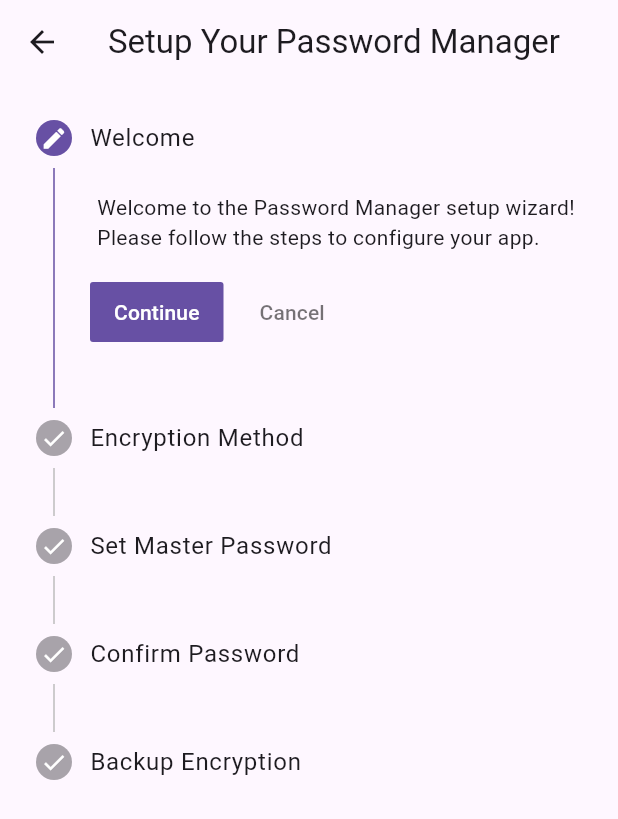
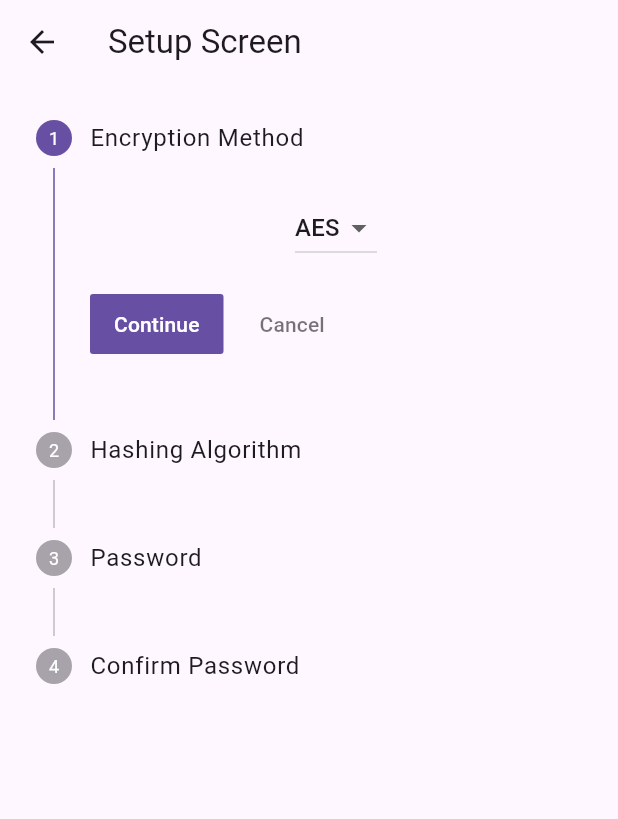
Before and after one commit to AlanMet/HashVault, a Flutter app: the screen it shows after launch, after a tap on "Continue", after a tap on "Cancel", on a phone screen of 412 x 824 dp. Shown: the top 819 px of the screen. Run offline on Flutter 3.47's test engine with Material 3 defaults, Android fonts, the phone set to English and light mode, and no system bars; our stand-ins replace flutter_secure_storage.

Commit message:
Refactor configuration handling in HomePage to improve clarity and functionality

```diff
--- a/hash_vault/lib/main.dart
+++ b/hash_vault/lib/main.dart
@@ -3,7 +3,7 @@ import 'package:flutter_secure_storage/flutter_secure_storage.dart';
 import 'setup_screen.dart';
 import 'login_screen.dart';
 
-// give me the front and backend code. it needs to check if the file with
+//it needs to check if the file with
 //the passwords exists and also maybe a backup. The front end will have a
 //simple password prompt. the hash should be encrypted in its own file. when
 //the user types the password then the hashes are compared, if the password is
@@ -42,44 +42,39 @@ class HomePage extends StatefulWidget {
 class _HomePageState extends State<HomePage> {
   final FlutterSecureStorage _storage = FlutterSecureStorage();
 
-  Future<void> _resetConfiguration() async {
-    await _storage.write(key: 'configured', value: 'false');
-    print('Configuration reset to false');
+  void _setConfig(bool config) async {
+    await _storage.write(key: 'config', value: config.toString());
+    _checkConfig();
   }
 
-  void _setConfigured() async {
-    final FlutterSecureStorage _storage = FlutterSecureStorage();
-    await _storage.write(
-        key: 'configured', value: 'true'); // Mark as configured
-    print('Configuration complete');
-    _checkConfiguration();
+  Future<bool> _getConfig() async {
+    String? configured = await _storage.read(key: 'config');
+    if (configured == null) {
+      return false;
+    }
+    return configured == 'true';
   }
 
   @override
   void initState() {
     super.initState();
-    _resetConfiguration();
-    _checkConfiguration();
+    _setConfig(false);
   }
 
-  Future<void> _checkConfiguration() async {
-    String? configured = await _storage.read(key: 'configured');
-
-    if (configured == 'true') {
-      print('configuration found, redirecting to login');
+  Future<void> _checkConfig() async {
+    bool? configured = await _getConfig();
+    if (configured) {
       Navigator.pushReplacement(
         context,
         MaterialPageRoute(builder: (context) => const LoginScreen()),
       );
     } else {
-      print('No configuration found, redirecting to setup');
       Navigator.push(
         context,
         MaterialPageRoute(
-          builder: (context) => SetupScreen(
-            onSetupComplete: _setConfigured, // Pass the callback here
-          ),
-        ),
+            builder: (context) => SetupScreen(
+                  onConfigured: (value) => _setConfig(value),
+                )),
       );
     }
   }
--- a/hash_vault/lib/setup_screen.dart
+++ b/hash_vault/lib/setup_screen.dart
@@ -2,132 +2,207 @@ import 'package:flutter/material.dart';
 import 'package:flutter_secure_storage/flutter_secure_storage.dart';
 
 class SetupScreen extends StatefulWidget {
-  final Function onSetupComplete; // Define the callback function
+  final void Function(bool) onConfigured;
 
-  const SetupScreen({super.key, required this.onSetupComplete});
+  const SetupScreen({super.key, required this.onConfigured});
 
   @override
   State<SetupScreen> createState() => _SetupScreenState();
 }
 
 class _SetupScreenState extends State<SetupScreen> {
-  int _currentStep = 0; // Move _currentStep here to persist its value
-  TextEditingController _masterPasswordController = TextEditingController();
-  TextEditingController _confirmPasswordController = TextEditingController();
-  String? _selectedEncryptionMethod;
+  int _currentStep = 0;
 
-  final FlutterSecureStorage _storage = FlutterSecureStorage();
+  // Variables to hold user input for encryption, hashing, and password
+  String? selectedEncryption = 'AES'; // Default encryption method
+  String? selectedHashingAlgorithm = 'SHA-256'; // Default hashing algorithm
+  String password = '';
+  String confirmPassword = '';
+  String? passwordError;
+
+  // List of options for encryption and hashing methods
+  final List<String> encryptionMethods = ['AES', 'RSA', 'DES'];
+  final List<String> hashingAlgorithms = ['SHA-256', 'MD5', 'SHA-1'];
+
+  // Password validation regex function
+  String? validatePassword(String value) {
+    RegExp regex =
+        RegExp(r'^(?=.*?[A-Z])(?=.*?[a-z])(?=.*?[0-9])(?=.*?[!@#\$&*~]).{8,}$');
+    if (value.isEmpty) {
+      return 'Please enter a password';
+    } else {
+      if (!regex.hasMatch(value)) {
+        return 'Password must be at least 8 characters, with an uppercase letter, a lowercase letter, a number, and a special character';
+      } else {
+        return null;
+      }
+    }
+  }
+
+  List<Step> getSteps() {
+    return [
+      Step(
+        title: const Text("Encryption Method"),
+        content: Column(
+          crossAxisAlignment: CrossAxisAlignment.start,
+          children: [
+            DropdownButton<String>(
+              value: selectedEncryption,
+              items: encryptionMethods.map((String method) {
+                return DropdownMenuItem<String>(
+                  value: method,
+                  child: Text(method),
+                );
+              }).toList(),
+              onChanged: (value) {
+                setState(() {
+                  selectedEncryption = value;
+                });
+              },
+            ),
+          ],
+        ),
+        isActive: _currentStep >= 0,
+      ),
+      Step(
+        title: const Text("Hashing Algorithm"),
+        content: Column(
+          crossAxisAlignment: CrossAxisAlignment.start,
+          children: [
+            DropdownButton<String>(
+              value: selectedHashingAlgorithm,
+              items: hashingAlgorithms.map((String algorithm) {
+                return DropdownMenuItem<String>(
+                  value: algorithm,
+                  child: Text(algorithm),
+                );
+              }).toList(),
+              onChanged: (value) {
+                setState(() {
+                  selectedHashingAlgorithm = value;
+                });
+              },
+            ),
+          ],
+        ),
+        isActive: _currentStep >= 1,
+      ),
+      Step(
+        title: const Text("Password"),
+        content: Column(
+          crossAxisAlignment: CrossAxisAlignment.start,
+          children: [
+            TextField(
+              obscureText: true,
+              onChanged: (value) {
+                setState(() {
+                  password = value;
+                  passwordError =
+                      validatePassword(value); // Validate password on change
+                });
+              },
+              decoration: InputDecoration(
+                labelText: "Enter your password",
+                errorText: passwordError,
+              ),
+            ),
+          ],
+        ),
+        isActive: _currentStep >= 2,
+      ),
+      Step(
+        title: const Text("Confirm Password"),
+        content: Column(
+          crossAxisAlignment: CrossAxisAlignment.start,
+          children: [
+            TextField(
+              obscureText: true,
+              onChanged: (value) {
+                setState(() {
+                  confirmPassword = value;
+                });
+              },
+              decoration:
+                  const InputDecoration(labelText: "Confirm your password"),
+            ),
+            if (password.isNotEmpty &&
+                confirmPassword.isNotEmpty &&
+                password != confirmPassword)
+              const Padding(
+                padding: EdgeInsets.only(top: 8.0),
+                child: Text(
+                  "Passwords do not match.",
+                  style: TextStyle(color: Colors.red),
+                ),
+              ),
+          ],
+        ),
+        isActive: _currentStep >= 3,
+      ),
+    ];
+  }
 
   @override
   Widget build(BuildContext context) {
     return Scaffold(
-      appBar: AppBar(title: const Text('Setup Your Password Manager')),
+      appBar: AppBar(title: const Text("Setup Screen")),
       body: Stepper(
         currentStep: _currentStep,
-        onStepContinue: () {
+        onStepTapped: (step) {
           setState(() {
-            if (_currentStep < 4) {
-              _currentStep++;
-            } else {
-              widget.onSetupComplete(); // Mark as configured
-              Navigator.pop(context); // Go back to the main screen
-            }
+            _currentStep = step;
           });
         },
+        onStepContinue: () {
+          if (_currentStep == 2) {
+            // Validate password only when the user is on step 2 (Password step)
+            setState(() {
+              passwordError =
+                  validatePassword(password); // Re-validate password
+            });
+
+            if (passwordError == null) {
+              setState(() {
+                _currentStep++;
+              });
+            } else {
+              // Show a snack bar with the error
+              ScaffoldMessenger.of(context).showSnackBar(
+                const SnackBar(content: Text('Invalid password')),
+              );
+            }
+          } else if (_currentStep == 3) {
+            // Only proceed to step 4 if passwords match
+            if (password == confirmPassword) {
+              setState(() {
+                _currentStep++;
+              });
+            } else {
+              // Show a snack bar with the error
+              ScaffoldMessenger.of(context).showSnackBar(
+                const SnackBar(content: Text('Passwords do not match')),
+              );
+            }
+          } else if (_currentStep == getSteps().length - 1) {
+            // At the last step, don't increment _currentStep anymore
+            widget.onConfigured(true); // Call the callback to notify completion
+          } else {
+            // Proceed to the next step if we're not on the password steps
+            if (_currentStep < getSteps().length - 1) {
+              setState(() {
+                _currentStep++;
+              });
+            }
+          }
+        },
         onStepCancel: () {
-          setState(() {
-            if (_currentStep > 0) {
+          if (_currentStep > 0) {
+            setState(() {
               _currentStep--;
-            }
-          });
+            });
+          }
         },
-        steps: [
-          Step(
-            title: const Text('Welcome'),
-            content: Column(
-              crossAxisAlignment: CrossAxisAlignment.start,
-              children: const [
-                Text('Welcome to the Password Manager setup wizard!'),
-                Text('Please follow the steps to configure your app.'),
-              ],
-            ),
-            isActive: _currentStep >= 0,
-            state: _currentStep == 0 ? StepState.editing : StepState.complete,
-          ),
-          Step(
-            title: const Text('Encryption Method'),
-            content: Column(
-              crossAxisAlignment: CrossAxisAlignment.start,
-              children: [
-                const Text('Choose your encryption method:'),
-                DropdownButton<String>(
-                  value: _selectedEncryptionMethod,
-                  items: const <String>['AES-256', 'RSA-2048']
-                      .map((e) => DropdownMenuItem(value: e, child: Text(e)))
-                      .toList(),
-                  onChanged: (value) {
-                    setState(() {
-                      _selectedEncryptionMethod = value;
-                    });
-                  },
-                  hint: const Text('Select Encryption Method'),
-                ),
-              ],
-            ),
-            isActive: _currentStep >= 1,
-            state: _currentStep == 1 ? StepState.editing : StepState.complete,
-          ),
-          Step(
-            title: const Text('Set Master Password'),
-            content: Column(
-              crossAxisAlignment: CrossAxisAlignment.start,
-              children: [
-                TextField(
-                  controller: _masterPasswordController,
-                  obscureText: true,
-                  decoration:
-                      const InputDecoration(labelText: "Master Password"),
-                ),
-              ],
-            ),
-            isActive: _currentStep >= 2,
-            state: _currentStep == 2 ? StepState.editing : StepState.complete,
-          ),
-          Step(
-            title: const Text('Confirm Password'),
-            content: Column(
-              crossAxisAlignment: CrossAxisAlignment.start,
-              children: [
-                TextField(
-                  controller: _confirmPasswordController,
-                  obscureText: true,
-                  decoration:
-                      const InputDecoration(labelText: "Confirm Password"),
-                ),
-              ],
-            ),
-            isActive: _currentStep >= 3,
-            state: _currentStep == 3 ? StepState.editing : StepState.complete,
-          ),
-          Step(
-            title: const Text('Backup Encryption'),
-            content: Column(
-              crossAxisAlignment: CrossAxisAlignment.start,
-              children: [
-                const Text('Would you like to set a backup encryption method?'),
-                SwitchListTile(
-                  title: const Text('Enable Backup Encryption'),
-                  value: false,
-                  onChanged: (value) {
-                    // Handle backup encryption logic
-                  },
-                ),
-              ],
-            ),
-            isActive: _currentStep >= 4,
-            state: _currentStep == 4 ? StepState.editing : StepState.complete,
-          ),
-        ],
+        steps: getSteps(),
       ),
     );
   }
```
